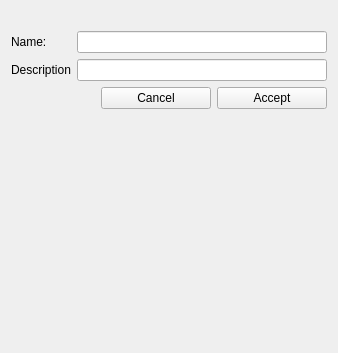
First picture: the form in src/simpletaskinfowidget.ui, repository tuxamito/SimpleTaskManager, before the edit.
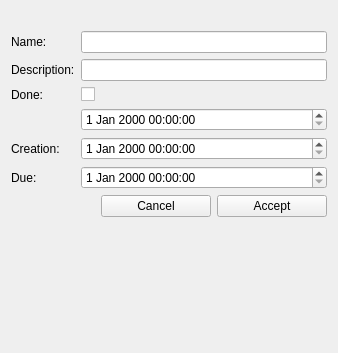
Second picture: the form after the edit.

Commit message: Working on the times of the tasks

Patch:
```diff
--- a/src/simpletaskinfowidget.ui
+++ b/src/simpletaskinfowidget.ui
@@ -54,13 +54,54 @@
      <item row="1" column="0">
       <widget class="QLabel" name="label">
        <property name="text">
-        <string>Description</string>
+        <string>Description:</string>
        </property>
       </widget>
      </item>
      <item row="1" column="1">
       <widget class="QLineEdit" name="lineDescription"/>
      </item>
+     <item row="2" column="1">
+      <widget class="QCheckBox" name="checkDone">
+       <property name="text">
+        <string/>
+       </property>
+      </widget>
+     </item>
+     <item row="2" column="0">
+      <widget class="QLabel" name="label_2">
+       <property name="text">
+        <string>Done:</string>
+       </property>
+      </widget>
+     </item>
+     <item row="4" column="0">
+      <widget class="QLabel" name="label_3">
+       <property name="text">
+        <string>Creation:</string>
+       </property>
+      </widget>
+     </item>
+     <item row="4" column="1">
+      <widget class="QDateTimeEdit" name="dateTimeCreation">
+       <property name="readOnly">
+        <bool>false</bool>
+       </property>
+      </widget>
+     </item>
+     <item row="3" column="1">
+      <widget class="QDateTimeEdit" name="dateTimeDone"/>
+     </item>
+     <item row="5" column="0">
+      <widget class="QLabel" name="label_4">
+       <property name="text">
+        <string>Due:</string>
+       </property>
+      </widget>
+     </item>
+     <item row="5" column="1">
+      <widget class="QDateTimeEdit" name="dateTimeDue"/>
+     </item>
     </layout>
    </item>
    <item>
```
Left out of the diff: 17 changed lines with no effect on the pictures. The commit also changes 6 other files.
